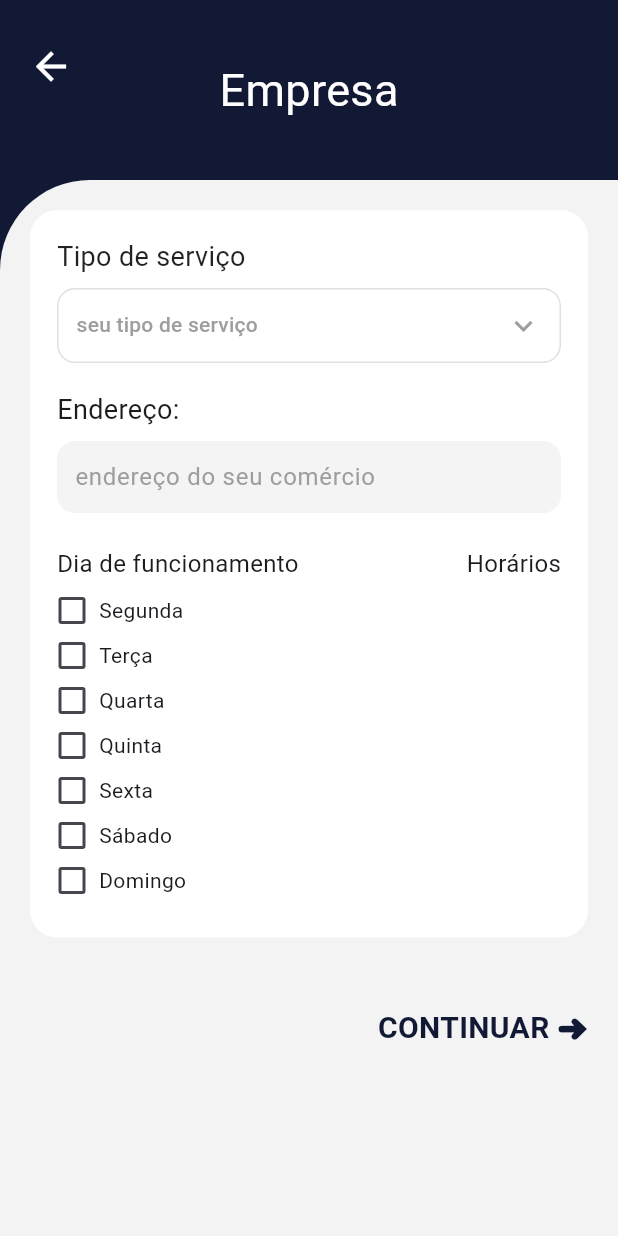
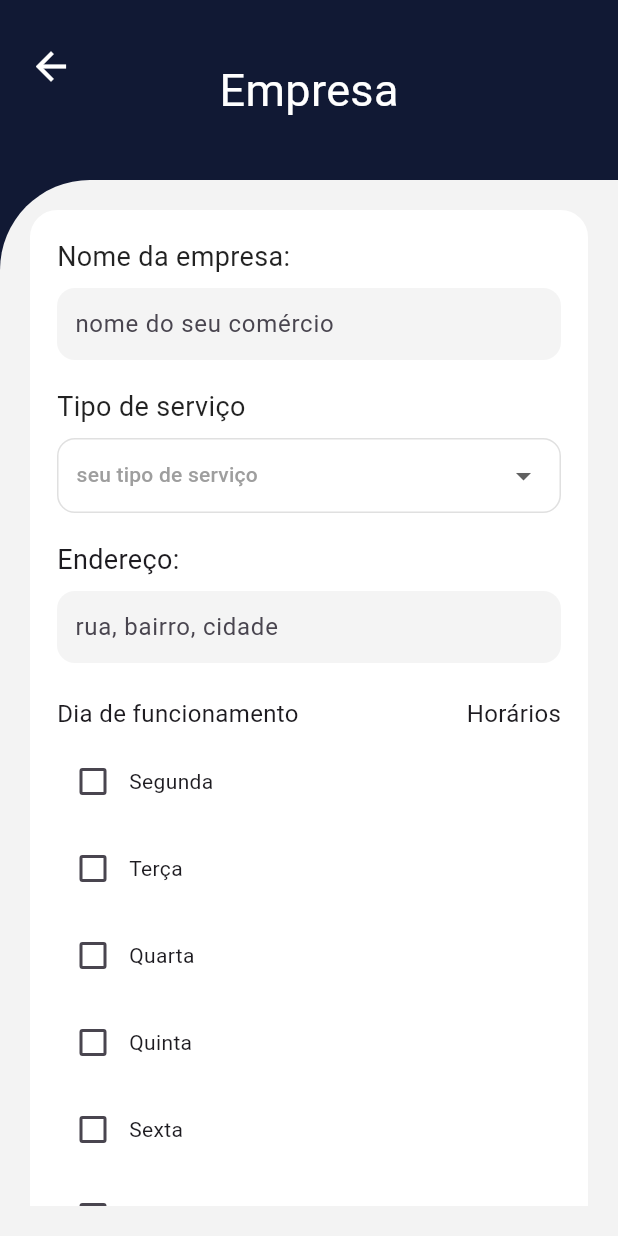
Before and after one commit to SamuVortmann/PI3-AgendaJa, a Flutter app: the CadastroEmpresaPage screen opened directly, on a phone screen of 412 x 824 dp. Run offline on Flutter 3.47's test engine with Material 3 defaults, Android fonts, the phone set to English and light mode, and no system bars.

Commit message:
algumas alteraçoes
foi criado um `caminho` pra cadastrar  a empresa sem banco de dados

```diff
--- a/agenda-ja/lib/pages/cadastro_empresa.dart
+++ b/agenda-ja/lib/pages/cadastro_empresa.dart
@@ -1,5 +1,7 @@
 import 'package:flutter/material.dart';
 import 'package:flutter/services.dart';
+import 'dados_globais.dart';
+import 'homecliente.dart'; // Importa sua Home atualizada
 
 class CadastroEmpresaPage extends StatefulWidget {
   const CadastroEmpresaPage({super.key});
@@ -10,6 +12,8 @@ class CadastroEmpresaPage extends StatefulWidget {
 
 class _CadastroEmpresaPageState extends State<CadastroEmpresaPage> {
   String? tipoServico;
+  final TextEditingController enderecoController = TextEditingController();
+  final TextEditingController nomeEmpresaController = TextEditingController(); // Adicionei este controller
 
   Map<String, bool> diasSelecionados = {
     'Segunda': false,
@@ -40,7 +44,47 @@ class _CadastroEmpresaPageState extends State<CadastroEmpresaPage> {
       controllers['inicio']?.dispose();
       controllers['fim']?.dispose();
     });
+    enderecoController.dispose();
+    nomeEmpresaController.dispose();
     super.dispose();
+  }
+
+  void validarECadastrar() {
+    String nome = nomeEmpresaController.text.trim();
+    String endereco = enderecoController.text.trim();
+
+    if (nome.isEmpty || endereco.isEmpty || tipoServico == null) {
+      ScaffoldMessenger.of(context).showSnackBar(
+        const SnackBar(
+          content: Text('Por favor, preencha o nome, endereço e tipo de serviço!'),
+          backgroundColor: Colors.redAccent,
+        ),
+      );
+      return;
+    }
+
+    // SALVA NA PRANCHETA GLOBAL
+    DadosGlobais.adicionarEmpresa(
+      nome: nome,
+      endereco: endereco,
+      categoria: tipoServico!,
+    );
+
+    // Navega para a Home
+    Navigator.pushAndRemoveUntil(
+      context,
+      MaterialPageRoute(
+        builder: (context) => const HomeClientePage(nome: 'Empresa', telefone: ''),
+      ),
+      (route) => false,
+    );
+
+    ScaffoldMessenger.of(context).showSnackBar(
+      const SnackBar(
+        content: Text('Empresa cadastrada com sucesso!'),
+        backgroundColor: Colors.green,
+      ),
+    );
   }
 
   @override
@@ -50,10 +94,10 @@ class _CadastroEmpresaPageState extends State<CadastroEmpresaPage> {
       body: SafeArea(
         child: Column(
           children: [
-            // TOPO (Padronizado com CadastroPage)
+            // TOPO
             Container(
               width: double.infinity,
-              height: 120, // Aumentado para 120 para igualar ao CadastroPage
+              height: 120,
               color: const Color(0xFF111934),
               child: Stack(
                 children: [
@@ -62,19 +106,13 @@ class _CadastroEmpresaPageState extends State<CadastroEmpresaPage> {
                     left: 10,
                     child: IconButton(
                       icon: const Icon(Icons.arrow_back, color: Colors.white, size: 30),
-                      onPressed: () {
-                        Navigator.pop(context);
-                      },
+                      onPressed: () => Navigator.pop(context),
                     ),
                   ),
                   const Center(
                     child: Text(
                       'Empresa',
-                      style: TextStyle(
-                        color: Colors.white,
-                        fontSize: 30, // Aumentado para 30 para igualar ao CadastroPage
-                        fontWeight: FontWeight.w400,
-                      ),
+                      style: TextStyle(color: Colors.white, fontSize: 30, fontWeight: FontWeight.w400),
                     ),
                   ),
                 ],
@@ -88,159 +126,91 @@ class _CadastroEmpresaPageState extends State<CadastroEmpresaPage> {
                 padding: const EdgeInsets.all(20),
                 decoration: const BoxDecoration(
                   color: Color(0xFFF3F3F3),
-                  borderRadius: BorderRadius.only(
-                    topLeft: Radius.circular(60), // Aumentado para 60 para igualar ao CadastroPage
-                  ),
+                  borderRadius: BorderRadius.only(topLeft: Radius.circular(60)),
                 ),
                 child: SingleChildScrollView(
                   child: Column(
                     children: [
-                      // CARD
                       Container(
                         padding: const EdgeInsets.all(18),
-                        decoration: BoxDecoration(
-                          color: Colors.white,
-                          borderRadius: BorderRadius.circular(18),
-                        ),
+                        decoration: BoxDecoration(color: Colors.white, borderRadius: BorderRadius.circular(18)),
                         child: Column(
                           crossAxisAlignment: CrossAxisAlignment.start,
                           children: [
-                            // TIPO SERVIÇO
-                            const Text(
-                              'Tipo de serviço',
-                              style: TextStyle(
-                                fontSize: 18, // Aumentado para 16 para padronizar
-                                color: Colors.black87,
+                            // NOME DA EMPRESA (Campo adicionado para integração)
+                            const Text('Nome da empresa:', style: TextStyle(fontSize: 18, color: Colors.black87)),
+                            const SizedBox(height: 8),
+                            Container(
+                              padding: const EdgeInsets.symmetric(horizontal: 12),
+                              decoration: BoxDecoration(color: const Color(0xFFF4F4F4), borderRadius: BorderRadius.circular(12)),
+                              child: TextField(
+                                controller: nomeEmpresaController,
+                                decoration: const InputDecoration(hintText: 'nome do seu comércio', border: InputBorder.none),
                               ),
                             ),
+                            const SizedBox(height: 18),
 
+                            // TIPO SERVIÇO
+                            const Text('Tipo de serviço', style: TextStyle(fontSize: 18, color: Colors.black87)),
                             const SizedBox(height: 8),
-
                             Container(
                               padding: const EdgeInsets.symmetric(horizontal: 12),
-                              decoration: BoxDecoration(
-                                color: Colors.white,
-                                borderRadius: BorderRadius.circular(12),
-                                border: Border.all(color: const Color(0xFFE0E0E0)),
-                              ),
+                              decoration: BoxDecoration(color: Colors.white, borderRadius: BorderRadius.circular(12), border: Border.all(color: const Color(0xFFE0E0E0))),
                               child: DropdownButtonHideUnderline(
                                 child: DropdownButton<String>(
                                   value: tipoServico,
                                   isExpanded: true,
-                                  hint: const Text(
-                                    'seu tipo de serviço',
-                                    style: TextStyle(fontSize: 14, color: Colors.grey),
-                                  ),
-                                  icon: const Icon(Icons.keyboard_arrow_down, color: Colors.grey),
-                                  items: ['Beleza', 'Saúde', 'Educação', 'Outros']
-                                      .map((value) {
-                                    return DropdownMenuItem(
-                                      value: value,
-                                      child: Text(value, style: const TextStyle(color: Colors.black87)),
-                                    );
+                                  hint: const Text('seu tipo de serviço', style: TextStyle(fontSize: 14, color: Colors.grey)),
+                                  items: ['Beleza', 'Saúde', 'Educação', 'Outros'].map((value) {
+                                    return DropdownMenuItem(value: value, child: Text(value));
                                   }).toList(),
-                                  onChanged: (value) {
-                                    setState(() {
-                                      tipoServico = value;
-                                    });
-                                  },
+                                  onChanged: (value) => setState(() => tipoServico = value),
                                 ),
                               ),
                             ),
-
                             const SizedBox(height: 18),
 
                             // ENDEREÇO
-                            const Text(
-                              'Endereço:',
-                              style: TextStyle(
-                                fontSize: 18, // Aumentado para 16
+                            const Text('Endereço:', style: TextStyle(fontSize: 18)),
+                            const SizedBox(height: 8),
+                            Container(
+                              padding: const EdgeInsets.symmetric(horizontal: 12),
+                              decoration: BoxDecoration(color: const Color(0xFFF4F4F4), borderRadius: BorderRadius.circular(12)),
+                              child: TextField(
+                                controller: enderecoController,
+                                decoration: const InputDecoration(hintText: 'rua, bairro, cidade', border: InputBorder.none),
                               ),
                             ),
-
-                            const SizedBox(height: 8),
-
-                            Container(
-                              padding: const EdgeInsets.symmetric(horizontal: 12),
-                              decoration: BoxDecoration(
-                                color: const Color(0xFFF4F4F4),
-                                borderRadius: BorderRadius.circular(12),
-                              ),
-                              child: const TextField(
-                                decoration: InputDecoration(
-                                  hintText: 'endereço do seu comércio',
-                                  hintStyle: TextStyle(color: Colors.grey, fontSize: 16),
-                                  border: InputBorder.none,
-                                ),
-                              ),
-                            ),
-
                             const SizedBox(height: 22),
 
-                            // TITULOS
+                            // HORÁRIOS
                             Row(
                               mainAxisAlignment: MainAxisAlignment.spaceBetween,
                               children: const [
-                                Text(
-                                  'Dia de funcionamento',
-                                  style: TextStyle(fontSize: 16),
-                                ),
-                                Text(
-                                  'Horários',
-                                  style: TextStyle(fontSize: 16),
-                                ),
+                                Text('Dia de funcionamento', style: TextStyle(fontSize: 16)),
+                                Text('Horários', style: TextStyle(fontSize: 16)),
                               ],
                             ),
-
                             const SizedBox(height: 10),
-
-                            // DIAS
                             ...diasSelecionados.keys.map((dia) {
                               return Padding(
                                 padding: const EdgeInsets.only(bottom: 10),
                                 child: Row(
-                                  crossAxisAlignment: CrossAxisAlignment.center,
                                   children: [
-                                    SizedBox(
-                                      width: 20,
-                                      height: 20,
-                                      child: Checkbox(
-                                        value: diasSelecionados[dia],
-                                        onChanged: (value) {
-                                          setState(() {
-                                            diasSelecionados[dia] = value!;
-                                          });
-                                        },
-                                        activeColor: const Color(0xFF111934),
-                                      ),
+                                    Checkbox(
+                                      value: diasSelecionados[dia],
+                                      onChanged: (value) => setState(() => diasSelecionados[dia] = value!),
+                                      activeColor: const Color(0xFF111934),
                                     ),
-                                    const SizedBox(width: 8),
-                                    SizedBox(
-                                      width: 90,
-                                      child: Text(
-                                        dia,
-                                        style: const TextStyle(
-                                          fontSize: 14,
-                                        ),
-                                      ),
-                                    ),
+                                    SizedBox(width: 80, child: Text(dia)),
                                     if (diasSelecionados[dia]!)
                                       Expanded(
                                         child: Row(
                                           mainAxisAlignment: MainAxisAlignment.end,
                                           children: [
-                                            horarioInput(
-                                              horariosControllers[dia]!['inicio']!,
-                                            ),
-                                            const Padding(
-                                              padding: EdgeInsets.symmetric(
-                                                horizontal: 6,
-                                              ),
-                                              child: Text('-'),
-                                            ),
-                                            horarioInput(
-                                              horariosControllers[dia]!['fim']!,
-                                            ),
+                                            horarioInput(horariosControllers[dia]!['inicio']!),
+                                            const Text(' - '),
+                                            horarioInput(horariosControllers[dia]!['fim']!),
                                           ],
                                         ),
                                       ),
@@ -251,23 +221,14 @@ class _CadastroEmpresaPageState extends State<CadastroEmpresaPage> {
                           ],
                         ),
                       ),
-
-                      const SizedBox(height: 45), // Aumentado para igualar ao CadastroPage
-
-                      // BOTÃO CONTINUAR (Padronizado com CadastroPage)
+                      const SizedBox(height: 45),
                       Align(
                         alignment: Alignment.centerRight,
                         child: GestureDetector(
-                          onTap: () {
-                            // Ação de continuar
-                          },
+                          onTap: validarECadastrar,
                           child: const Text(
                             'CONTINUAR ➜',
-                            style: TextStyle(
-                              color: Color(0xFF111934),
-                              fontSize: 20, // Aumentado para 18
-                              fontWeight: FontWeight.bold,
-                            ),
+                            style: TextStyle(color: Color(0xFF111934), fontSize: 20, fontWeight: FontWeight.bold),
                           ),
                         ),
                       ),
@@ -287,28 +248,13 @@ class _CadastroEmpresaPageState extends State<CadastroEmpresaPage> {
     return Container(
       width: 65,
       height: 32,
-      alignment: Alignment.center,
-      decoration: BoxDecoration(
-        color: const Color(0xFFF4F4F4),
-        borderRadius: BorderRadius.circular(8),
-      ),
+      decoration: BoxDecoration(color: const Color(0xFFF4F4F4), borderRadius: BorderRadius.circular(8)),
       child: TextField(
         controller: controller,
         textAlign: TextAlign.center,
         keyboardType: TextInputType.number,
-        style: const TextStyle(fontSize: 14),
-        inputFormatters: [
-          FilteringTextInputFormatter.digitsOnly,
-          HorarioInputFormatter(),
-          LengthLimitingTextInputFormatter(5),
-        ],
-        decoration: const InputDecoration(
-          hintText: '00:00',
-          hintStyle: TextStyle(color: Colors.grey, fontSize: 13),
-          border: InputBorder.none,
-          isDense: true,
-          contentPadding: EdgeInsets.zero,
-        ),
+        inputFormatters: [FilteringTextInputFormatter.digitsOnly, HorarioInputFormatter(), LengthLimitingTextInputFormatter(5)],
+        decoration: const InputDecoration(hintText: '00:00', border: InputBorder.none, isDense: true),
       ),
     );
   }
@@ -316,17 +262,9 @@ class _CadastroEmpresaPageState extends State<CadastroEmpresaPage> {
 
 class HorarioInputFormatter extends TextInputFormatter {
   @override
-  TextEditingValue formatEditUpdate(
-    TextEditingValue oldValue,
-    TextEditingValue newValue,
-  ) {
+  TextEditingValue formatEditUpdate(TextEditingValue oldValue, TextEditingValue newValue) {
     String text = newValue.text;
-    if (text.length > 2 && !text.contains(':')) {
-      text = text.substring(0, 2) + ':' + text.substring(2);
-    }
-    return TextEditingValue(
-      text: text,
-      selection: TextSelection.collapsed(offset: text.length),
-    );
+    if (text.length > 2 && !text.contains(':')) text = text.substring(0, 2) + ':' + text.substring(2);
+    return TextEditingValue(text: text, selection: TextSelection.collapsed(offset: text.length));
   }
 }
--- /dev/null
+++ b/agenda-ja/lib/pages/dados_globais.dart
@@ -0,0 +1,17 @@
+class DadosGlobais {
+  // Lista estática que pode ser acessada de qualquer lugar do app
+  static List<Map<String, String>> empresasCadastradas = [];
+
+  // Função para adicionar uma nova empresa
+  static void adicionarEmpresa({
+    required String nome,
+    required String endereco,
+    required String categoria,
+  }) {
+    empresasCadastradas.add({
+      'nome': nome,
+      'endereco': endereco,
+      'categoria': categoria,
+    });
+  }
+}
```
Also changed, not shown: agenda-ja/lib/pages/agendar.dart (+11 -15 lines).
